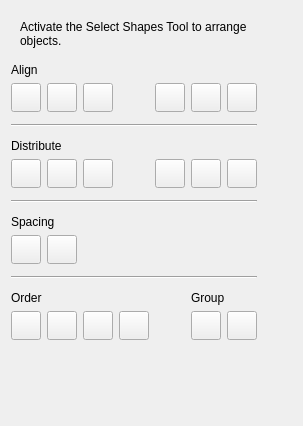
Old version of the form plugins/dockers/arrangedocker/arrange_docker_widget.ui in the repository KDE/krita.
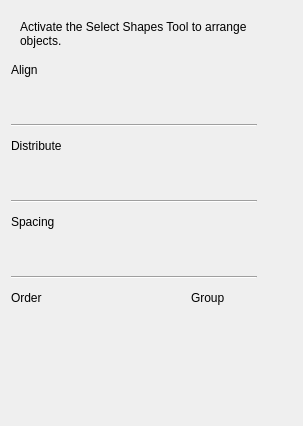
New version of the form.

```diff
--- a/plugins/dockers/arrangedocker/arrange_docker_widget.ui
+++ b/plugins/dockers/arrangedocker/arrange_docker_widget.ui
@@ -90,6 +90,9 @@
             <height>22</height>
            </size>
           </property>
+          <property name="autoRaise">
+           <bool>true</bool>
+          </property>
          </widget>
         </item>
         <item column="2" row="5">
@@ -106,6 +109,9 @@
             <height>22</height>
            </size>
           </property>
+          <property name="autoRaise">
+           <bool>true</bool>
+          </property>
          </widget>
         </item>
         <item column="0" row="5">
@@ -122,6 +128,9 @@
             <height>22</height>
            </size>
           </property>
+          <property name="autoRaise">
+           <bool>true</bool>
+          </property>
          </widget>
         </item>
         <item column="4" row="5">
@@ -138,6 +147,9 @@
             <height>22</height>
            </size>
           </property>
+          <property name="autoRaise">
+           <bool>true</bool>
+          </property>
          </widget>
         </item>
         <item column="1" row="5">
@@ -154,6 +166,9 @@
             <height>22</height>
            </size>
           </property>
+          <property name="autoRaise">
+           <bool>true</bool>
+          </property>
          </widget>
         </item>
         <item colspan="4" column="0" row="10">
@@ -180,6 +195,9 @@
             <height>22</height>
            </size>
           </property>
+          <property name="autoRaise">
+           <bool>true</bool>
+          </property>
          </widget>
         </item>
         <item column="1" row="8">
@@ -196,6 +214,9 @@
             <height>22</height>
            </size>
           </property>
+          <property name="autoRaise">
+           <bool>true</bool>
+          </property>
          </widget>
         </item>
         <item column="0" row="8">
@@ -212,6 +233,9 @@
             <height>22</height>
            </size>
           </property>
+          <property name="autoRaise">
+           <bool>true</bool>
+          </property>
          </widget>
         </item>
         <item colspan="7" column="0" row="7">
@@ -248,6 +272,9 @@
             <height>22</height>
            </size>
           </property>
+          <property name="autoRaise">
+           <bool>true</bool>
+          </property>
          </widget>
         </item>
         <item column="1" row="11">
@@ -264,6 +291,9 @@
             <height>22</height>
            </size>
           </property>
+          <property name="autoRaise">
+           <bool>true</bool>
+          </property>
          </widget>
         </item>
         <item column="6" row="1">
@@ -280,6 +310,9 @@
             <height>22</height>
            </size>
           </property>
+          <property name="autoRaise">
+           <bool>true</bool>
+          </property>
          </widget>
         </item>
         <item column="5" row="5">
@@ -296,6 +329,9 @@
             <height>22</height>
            </size>
           </property>
+          <property name="autoRaise">
+           <bool>true</bool>
+          </property>
          </widget>
         </item>
         <item column="5" row="1">
@@ -312,6 +348,9 @@
             <height>22</height>
            </size>
           </property>
+          <property name="autoRaise">
+           <bool>true</bool>
+          </property>
          </widget>
         </item>
         <item column="4" row="1">
@@ -328,6 +367,9 @@
             <height>22</height>
            </size>
           </property>
+          <property name="autoRaise">
+           <bool>true</bool>
+          </property>
          </widget>
         </item>
         <item column="3" row="11">
@@ -344,6 +386,9 @@
             <height>22</height>
            </size>
           </property>
+          <property name="autoRaise">
+           <bool>true</bool>
+          </property>
          </widget>
         </item>
         <item column="2" row="11">
@@ -360,6 +405,9 @@
             <height>22</height>
            </size>
           </property>
+          <property name="autoRaise">
+           <bool>true</bool>
+          </property>
          </widget>
         </item>
         <item column="0" row="1">
@@ -376,6 +424,9 @@
             <height>22</height>
            </size>
           </property>
+          <property name="autoRaise">
+           <bool>true</bool>
+          </property>
          </widget>
         </item>
         <item column="0" row="11">
@@ -392,6 +443,9 @@
             <height>22</height>
            </size>
           </property>
+          <property name="autoRaise">
+           <bool>true</bool>
+          </property>
          </widget>
         </item>
         <item column="1" row="1">
@@ -408,6 +462,9 @@
             <height>22</height>
            </size>
           </property>
+          <property name="autoRaise">
+           <bool>true</bool>
+          </property>
          </widget>
         </item>
         <item column="6" row="11">
@@ -424,6 +481,9 @@
             <height>22</height>
            </size>
           </property>
+          <property name="autoRaise">
+           <bool>true</bool>
+          </property>
          </widget>
         </item>
         <item colspan="7" column="0" row="3">
```
Left out of the diff: 60 changed lines with no effect on the pictures.
